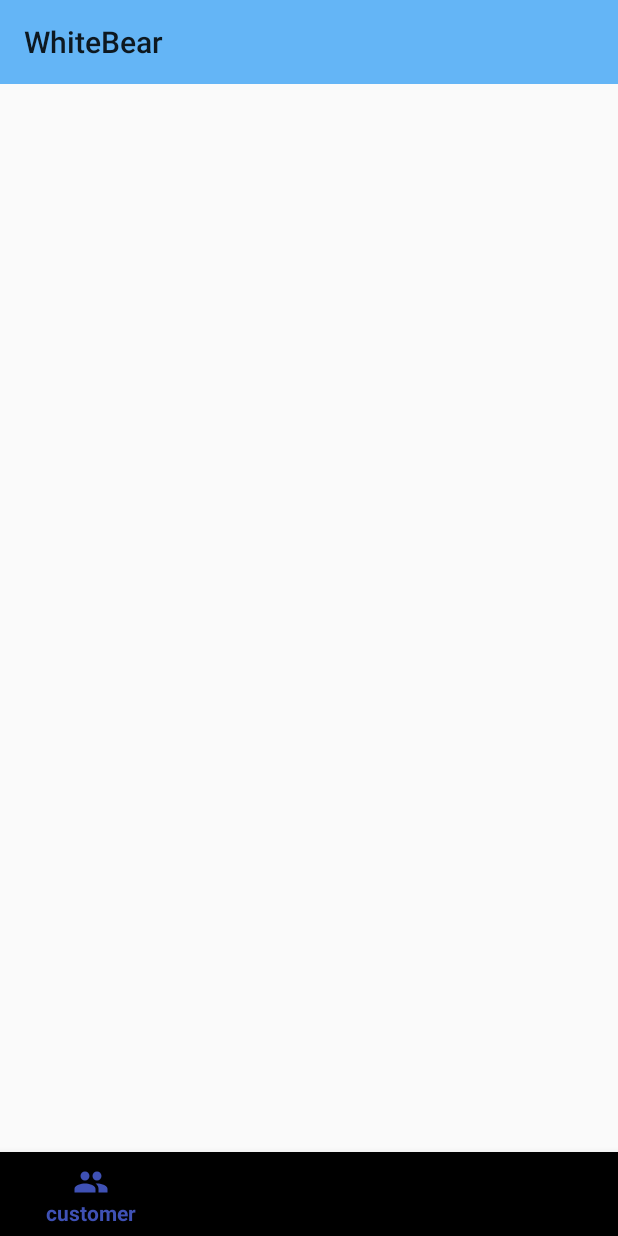
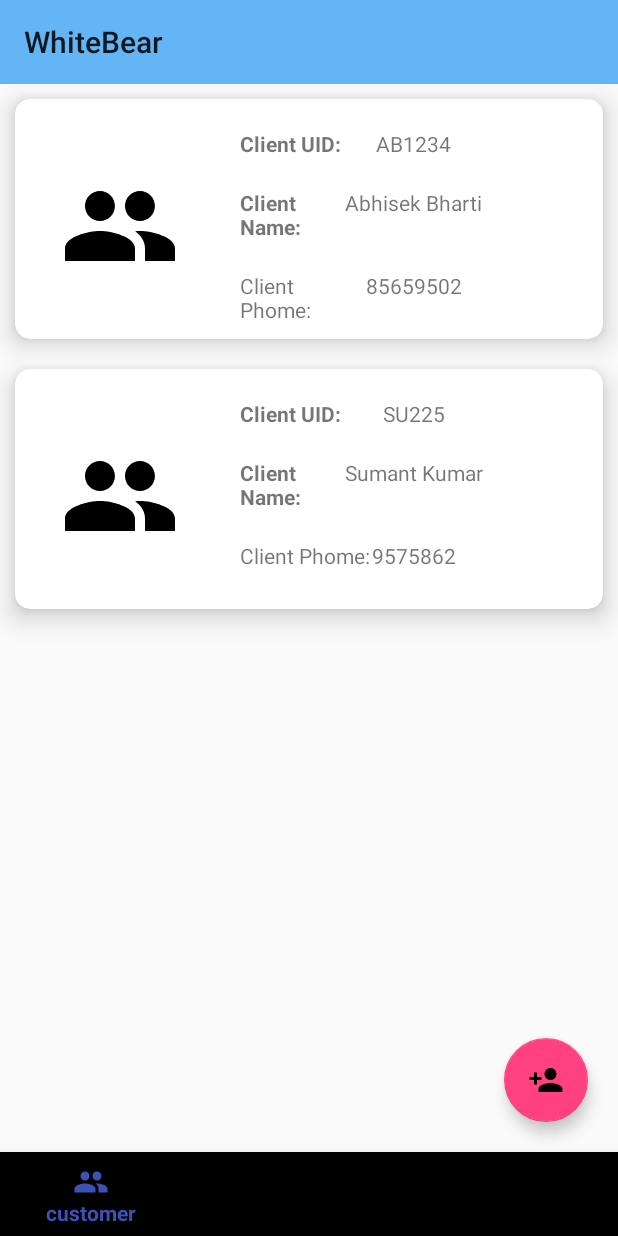
Before and after one commit to anirudh1107/whiteBear, an Android app: the screen it shows after launch (MainActivity), on a phone screen of 412 x 824 dp. Run offline under Robolectric (Android 15) with nearby library versions, the phone set to English and light mode, and no system bars.

Commit message:
first Update

```diff
--- a/app/build.gradle
+++ b/app/build.gradle
@@ -4,7 +4,7 @@ android {
     compileSdkVersion 26
     defaultConfig {
         applicationId "com.example.android.whitebear"
-        minSdkVersion 17
+        minSdkVersion 23
         targetSdkVersion 26
         versionCode 1
         versionName "1.0"
@@ -28,6 +28,7 @@ dependencies {
     androidTestImplementation 'com.android.support.test.espresso:espresso-core:3.0.1'
     implementation 'com.android.support:design:26.1.0'
     compile 'com.github.badoualy:datepicker-timeline:c6dcd05737'
+    implementation 'com.android.support:cardview-v7:26.1.0'
 }
 
 
--- a/app/src/main/java/com/example/android/whitebear/MainActivity.java
+++ b/app/src/main/java/com/example/android/whitebear/MainActivity.java
@@ -15,6 +15,7 @@ import android.widget.Toolbar;
 
 import com.example.android.whitebear.fragment.fragment1;
 import com.example.android.whitebear.fragment.fragment3;
+import com.example.android.whitebear.fragment.fragment4;
 import com.example.android.whitebear.fragment.frragment2;
 
 public class MainActivity extends AppCompatActivity {
@@ -62,10 +63,8 @@ public class MainActivity extends AppCompatActivity {
             }
             else if(item.getItemId()==R.id.bottom_contact)
             {
-
+                replace(new fragment4());
             }
-
-
 
             return true;
         }
--- a/app/src/main/java/com/example/android/whitebear/fragment/fragment1.java
+++ b/app/src/main/java/com/example/android/whitebear/fragment/fragment1.java
@@ -4,11 +4,18 @@ import android.app.ActionBar;
 import android.app.Fragment;
 import android.os.Bundle;
 import android.support.annotation.Nullable;
+import android.support.v7.widget.LinearLayoutManager;
+import android.support.v7.widget.RecyclerView;
 import android.view.LayoutInflater;
 import android.view.View;
 import android.view.ViewGroup;
 
+import com.example.android.whitebear.Adapters.Customers_adapter;
+import com.example.android.whitebear.Models.CustomerModel;
 import com.example.android.whitebear.R;
+
+import java.util.ArrayList;
+import java.util.List;
 
 /**
  * Created by dellpc on 3/17/2018.
@@ -16,10 +23,19 @@ import com.example.android.whitebear.R;
 
 public class fragment1 extends Fragment {
 
+    private RecyclerView recyclerView;
     @Nullable
     @Override
     public View onCreateView(LayoutInflater inflater, @Nullable ViewGroup container, Bundle savedInstanceState) {
         View view=inflater.inflate(R.layout.layout_fragment1,container,false);
+        recyclerView=view.findViewById(R.id.customer_recycler_view);
+        recyclerView.setLayoutManager(new LinearLayoutManager(getContext()));
+
+        List<CustomerModel> list=new ArrayList<>();
+        list.add(new CustomerModel("AB1234","Abhisek Bharti",85659502,"Bokaro","ma_piyu","bharti@gmail.com"));
+        list.add(new CustomerModel("SU225","Sumant Kumar",9575862,"Khagariya","ma_sets","iyar@gmail.com"));
+        Customers_adapter adapter=new Customers_adapter(getContext(),list);
+        recyclerView.setAdapter(adapter);
         return view;
     }
 }
--- a/app/src/main/java/com/example/android/whitebear/fragment/fragment4.java
+++ b/app/src/main/java/com/example/android/whitebear/fragment/fragment4.java
@@ -18,7 +18,7 @@ public class fragment4 extends Fragment {
     @Nullable
     @Override
     public View onCreateView(LayoutInflater inflater, @Nullable ViewGroup container, Bundle savedInstanceState) {
-        View view=inflater.inflate(R.layout.layout_fragment4,container);
+        View view=inflater.inflate(R.layout.layout_fragment4,container,false);
         return view;
     }
 }
--- a/app/src/main/res/layout/layout_fragment1.xml
+++ b/app/src/main/res/layout/layout_fragment1.xml
@@ -4,6 +4,19 @@
     android:layout_height="match_parent">
 
     <android.support.v7.widget.RecyclerView
+        android:id="@+id/customer_recycler_view"
         android:layout_width="match_parent"
-        android:layout_height="match_parent"></android.support.v7.widget.RecyclerView>
+        android:layout_height="match_parent">
+
+
+    </android.support.v7.widget.RecyclerView>
+
+    <android.support.design.widget.FloatingActionButton
+        android:layout_width="wrap_content"
+        android:layout_height="wrap_content"
+        android:layout_alignParentBottom="true"
+        android:layout_alignParentRight="true"
+        android:layout_margin="20dp"
+        android:src="@drawable/ic_person_add_black_24dp"
+        />
 </RelativeLayout>
--- a/app/src/main/res/layout/layout_fragment3.xml
+++ b/app/src/main/res/layout/layout_fragment3.xml
@@ -6,7 +6,7 @@
     <TextView
         android:layout_width="match_parent"
         android:layout_height="match_parent"
-        android:text="Hello"
+        android:text="COMMING SOON"
         android:textSize="45sp"
         />
 
--- a/app/src/main/res/layout/layout_fragment4.xml
+++ b/app/src/main/res/layout/layout_fragment4.xml
@@ -6,7 +6,7 @@
     <TextView
         android:layout_width="match_parent"
         android:layout_height="match_parent"
-        android:text="Hello"
+        android:text="COMMING SOON"
         android:textSize="45sp"
         />
 
```
Also changed, not shown: app/src/main/res/layout/layout_fragment2.xml (+9 -0 lines).
